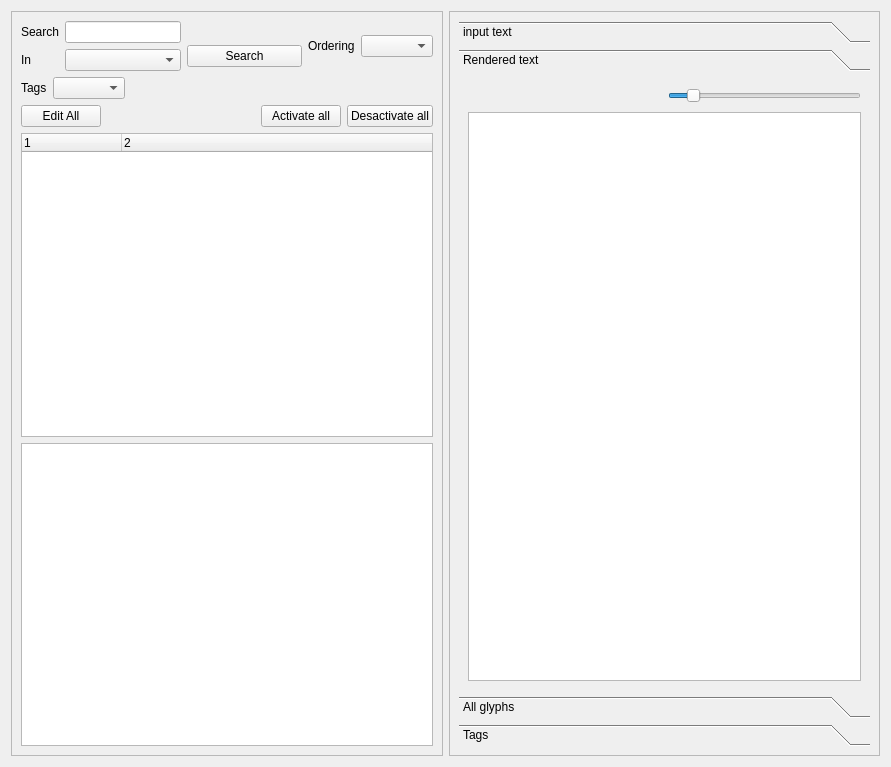
fontmatrix/fontmatrix, file src/mainview.ui: the form before one commit.
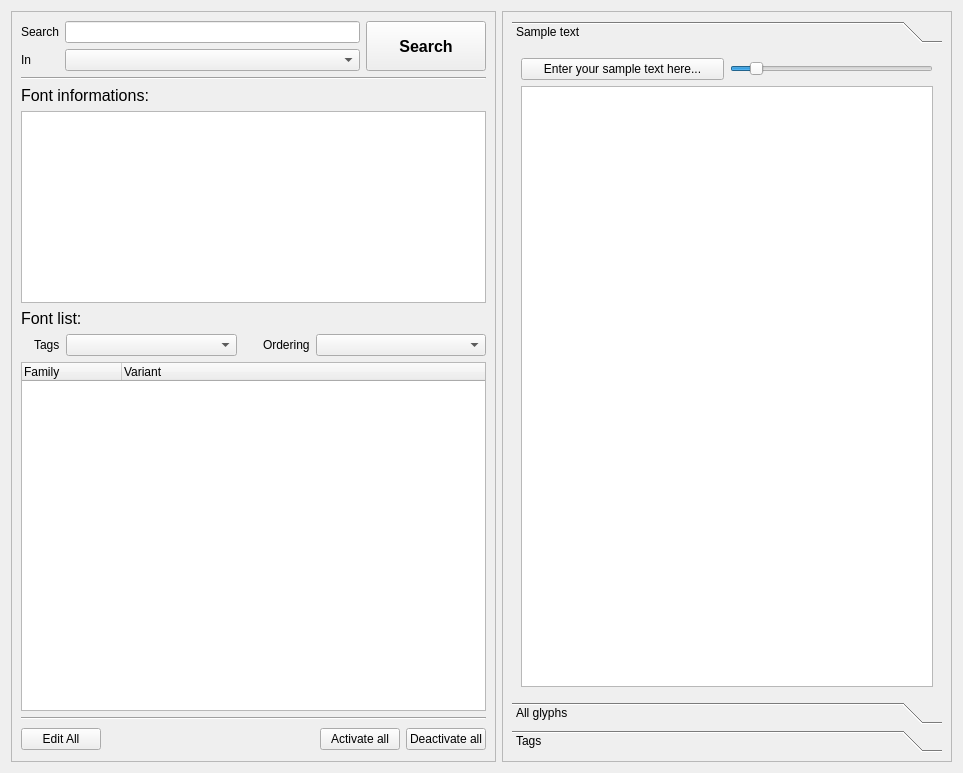
The form after the commit.

Commit message: typotek : ADDED Vladimir Savic UI improvements

```diff
--- a/src/mainview.ui
+++ b/src/mainview.ui
@@ -6,8 +6,8 @@
    <rect>
     <x>0</x>
     <y>0</y>
-    <width>891</width>
-    <height>767</height>
+    <width>963</width>
+    <height>773</height>
    </rect>
   </property>
   <property name="windowTitle" >
@@ -16,21 +16,31 @@
   <layout class="QGridLayout" >
    <item row="0" column="0" >
     <widget class="QFrame" name="manageFrame" >
+     <property name="sizePolicy" >
+      <sizepolicy vsizetype="Expanding" hsizetype="Minimum" >
+       <horstretch>0</horstretch>
+       <verstretch>0</verstretch>
+      </sizepolicy>
+     </property>
+     <property name="minimumSize" >
+      <size>
+       <width>485</width>
+       <height>400</height>
+      </size>
+     </property>
      <property name="frameShape" >
       <enum>QFrame::StyledPanel</enum>
      </property>
      <property name="frameShadow" >
       <enum>QFrame::Raised</enum>
      </property>
+     <layout class="QVBoxLayout" >
+      <item>
      <layout class="QGridLayout" >
       <item row="0" column="0" >
        <layout class="QVBoxLayout" >
         <item>
-         <layout class="QHBoxLayout" >
-          <item>
-           <layout class="QVBoxLayout" >
-            <item>
-             <widget class="QLabel" name="label_2" >
+           <widget class="QLabel" name="search" >
               <property name="text" >
                <string>Search</string>
               </property>
@@ -45,33 +55,46 @@
             </item>
            </layout>
           </item>
-          <item>
+        <item row="0" column="1" >
            <layout class="QVBoxLayout" >
             <item>
              <widget class="QLineEdit" name="searchString" />
             </item>
             <item>
-             <widget class="QComboBox" name="searchField" />
+           <widget class="QComboBox" name="searchField" >
+            <property name="sizePolicy" >
+             <sizepolicy vsizetype="Fixed" hsizetype="Expanding" >
+              <horstretch>0</horstretch>
+              <verstretch>0</verstretch>
+             </sizepolicy>
+            </property>
+           </widget>
             </item>
            </layout>
           </item>
-          <item>
+        <item row="0" column="2" >
            <layout class="QVBoxLayout" >
-            <item>
-             <spacer>
-              <property name="orientation" >
-               <enum>Qt::Horizontal</enum>
-              </property>
-              <property name="sizeHint" >
-               <size>
-                <width>61</width>
-                <height>20</height>
-               </size>
-              </property>
-             </spacer>
-            </item>
             <item>
              <widget class="QPushButton" name="searchButton" >
+            <property name="sizePolicy" >
+             <sizepolicy vsizetype="Preferred" hsizetype="Minimum" >
+              <horstretch>0</horstretch>
+              <verstretch>0</verstretch>
+             </sizepolicy>
+            </property>
+            <property name="minimumSize" >
+             <size>
+              <width>120</width>
+              <height>0</height>
+             </size>
+            </property>
+            <property name="font" >
+             <font>
+              <pointsize>12</pointsize>
+              <weight>75</weight>
+              <bold>true</bold>
+             </font>
+            </property>
               <property name="text" >
                <string>Search</string>
               </property>
@@ -79,49 +102,191 @@
             </item>
            </layout>
           </item>
+       </layout>
+      </item>
           <item>
-           <layout class="QHBoxLayout" >
+       <widget class="Line" name="line" >
+        <property name="sizePolicy" >
+         <sizepolicy vsizetype="Fixed" hsizetype="Preferred" >
+          <horstretch>0</horstretch>
+          <verstretch>0</verstretch>
+         </sizepolicy>
+        </property>
+        <property name="orientation" >
+         <enum>Qt::Horizontal</enum>
+        </property>
+       </widget>
+      </item>
             <item>
-             <widget class="QLabel" name="label" >
+       <widget class="QLabel" name="FontInformations" >
+        <property name="font" >
+         <font>
+          <pointsize>12</pointsize>
+          <weight>50</weight>
+          <bold>false</bold>
+          <kerning>true</kerning>
+         </font>
+        </property>
               <property name="text" >
-               <string>Ordering</string>
+         <string>Font informations:</string>
               </property>
              </widget>
             </item>
             <item>
-             <widget class="QComboBox" name="orderingCombo" />
-            </item>
-           </layout>
-          </item>
-         </layout>
-        </item>
+       <widget class="QTextBrowser" name="fontInfoText" >
+        <property name="sizePolicy" >
+         <sizepolicy vsizetype="Preferred" hsizetype="Preferred" >
+          <horstretch>0</horstretch>
+          <verstretch>0</verstretch>
+         </sizepolicy>
+        </property>
+       </widget>
+      </item>
+      <item>
+       <widget class="QLabel" name="FontList" >
+        <property name="font" >
+         <font>
+          <pointsize>12</pointsize>
+          <weight>50</weight>
+          <bold>false</bold>
+          <kerning>true</kerning>
+         </font>
+        </property>
+        <property name="text" >
+         <string>Font list:</string>
+        </property>
+       </widget>
+      </item>
         <item>
          <layout class="QHBoxLayout" >
           <item>
-           <widget class="QLabel" name="label_4" >
+         <widget class="QLabel" name="OrderBy" >
+          <property name="font" >
+           <font>
+            <pointsize>9</pointsize>
+            <weight>50</weight>
+            <bold>false</bold>
+           </font>
+          </property>
+          <property name="text" >
+           <string/>
+          </property>
+         </widget>
+        </item>
+        <item>
+         <widget class="QLabel" name="Tags" >
             <property name="text" >
              <string>Tags</string>
             </property>
            </widget>
           </item>
           <item>
-           <widget class="QComboBox" name="tagsCombo" />
+         <widget class="QComboBox" name="tagsCombo" >
+          <property name="sizePolicy" >
+           <sizepolicy vsizetype="Fixed" hsizetype="Expanding" >
+            <horstretch>0</horstretch>
+            <verstretch>0</verstretch>
+           </sizepolicy>
+          </property>
+          <property name="contextMenuPolicy" >
+           <enum>Qt::DefaultContextMenu</enum>
+          </property>
+         </widget>
           </item>
           <item>
            <spacer>
             <property name="orientation" >
              <enum>Qt::Horizontal</enum>
             </property>
+          <property name="sizeType" >
+           <enum>QSizePolicy::Preferred</enum>
+          </property>
             <property name="sizeHint" >
              <size>
-              <width>40</width>
+            <width>20</width>
               <height>20</height>
              </size>
             </property>
            </spacer>
           </item>
-         </layout>
-        </item>
+        <item>
+         <widget class="QLabel" name="Ordering" >
+          <property name="text" >
+           <string>Ordering</string>
+          </property>
+         </widget>
+        </item>
+        <item>
+         <widget class="QComboBox" name="orderingCombo" >
+          <property name="sizePolicy" >
+           <sizepolicy vsizetype="Fixed" hsizetype="Expanding" >
+            <horstretch>0</horstretch>
+            <verstretch>0</verstretch>
+           </sizepolicy>
+          </property>
+         </widget>
+        </item>
+       </layout>
+      </item>
+      <item>
+       <widget class="QTreeWidget" name="fontTree" >
+        <property name="sizePolicy" >
+         <sizepolicy vsizetype="Expanding" hsizetype="Preferred" >
+          <horstretch>0</horstretch>
+          <verstretch>0</verstretch>
+         </sizepolicy>
+        </property>
+        <property name="font" >
+         <font>
+          <pointsize>9</pointsize>
+         </font>
+        </property>
+        <property name="cursor" stdset="0" >
+         <cursorShape>PointingHandCursor</cursorShape>
+        </property>
+        <property name="autoFillBackground" >
+         <bool>false</bool>
+        </property>
+        <property name="frameShape" >
+         <enum>QFrame::StyledPanel</enum>
+        </property>
+        <property name="frameShadow" >
+         <enum>QFrame::Sunken</enum>
+        </property>
+        <property name="lineWidth" >
+         <number>1</number>
+        </property>
+        <property name="textElideMode" >
+         <enum>Qt::ElideRight</enum>
+        </property>
+        <property name="columnCount" >
+         <number>2</number>
+        </property>
+        <column>
+         <property name="text" >
+          <string>Family</string>
+         </property>
+        </column>
+        <column>
+         <property name="text" >
+          <string>Variant</string>
+         </property>
+        </column>
+       </widget>
+      </item>
+      <item>
+       <widget class="Line" name="line_2" >
+        <property name="sizePolicy" >
+         <sizepolicy vsizetype="Fixed" hsizetype="Preferred" >
+          <horstretch>0</horstretch>
+          <verstretch>0</verstretch>
+         </sizepolicy>
+        </property>
+        <property name="orientation" >
+         <enum>Qt::Horizontal</enum>
+        </property>
+       </widget>
+      </item>
         <item>
          <layout class="QHBoxLayout" >
           <item>
@@ -138,8 +303,8 @@
             </property>
             <property name="sizeHint" >
              <size>
-              <width>40</width>
-              <height>20</height>
+            <width>186</width>
+            <height>26</height>
              </size>
             </property>
            </spacer>
@@ -154,32 +319,13 @@
           <item>
            <widget class="QPushButton" name="desactivateAllButton" >
             <property name="text" >
-             <string>Desactivate all</string>
-            </property>
-           </widget>
-          </item>
-         </layout>
-        </item>
-        <item>
-         <widget class="QTreeWidget" name="fontTree" >
-          <property name="columnCount" >
-           <number>2</number>
+           <string>Deactivate all</string>
+          </property>
+          <property name="autoExclusive" >
+           <bool>false</bool>
           </property>
-          <column>
-           <property name="text" >
-            <string>1</string>
-           </property>
-          </column>
-          <column>
-           <property name="text" >
-            <string>2</string>
-           </property>
-          </column>
          </widget>
         </item>
-        <item>
-         <widget class="QTextBrowser" name="fontInfoText" />
-        </item>
        </layout>
       </item>
      </layout>
@@ -187,6 +333,18 @@
    </item>
    <item row="0" column="1" >
     <widget class="QFrame" name="viewFrame" >
+     <property name="sizePolicy" >
+      <sizepolicy vsizetype="Expanding" hsizetype="Expanding" >
+       <horstretch>0</horstretch>
+       <verstretch>0</verstretch>
+      </sizepolicy>
+     </property>
+     <property name="minimumSize" >
+      <size>
+       <width>350</width>
+       <height>500</height>
+      </size>
+     </property>
      <property name="frameShape" >
       <enum>QFrame::StyledPanel</enum>
      </property>
@@ -199,52 +357,27 @@
         <property name="currentIndex" >
          <number>1</number>
         </property>
-        <widget class="QWidget" name="pageText" >
-         <property name="geometry" >
-          <rect>
-           <x>0</x>
-           <y>0</y>
-           <width>112</width>
-           <height>112</height>
-          </rect>
-         </property>
-         <attribute name="label" >
-          <string>input text</string>
-         </attribute>
-         <layout class="QGridLayout" >
-          <item row="0" column="0" >
-           <widget class="QTextEdit" name="textEdit" />
-          </item>
-         </layout>
-        </widget>
         <widget class="QWidget" name="pageRender" >
          <property name="geometry" >
           <rect>
            <x>0</x>
            <y>0</y>
-           <width>407</width>
-           <height>603</height>
+           <width>432</width>
+           <height>640</height>
           </rect>
          </property>
          <attribute name="label" >
-          <string>Rendered text</string>
+          <string>Sample text</string>
          </attribute>
          <layout class="QGridLayout" >
-          <item row="0" column="0" >
-           <spacer>
-            <property name="orientation" >
-             <enum>Qt::Horizontal</enum>
-            </property>
-            <property name="sizeHint" >
-             <size>
-              <width>161</width>
-              <height>20</height>
-             </size>
-            </property>
-           </spacer>
-          </item>
           <item row="0" column="1" >
            <widget class="QSlider" name="renderZoom" >
+            <property name="sizePolicy" >
+             <sizepolicy vsizetype="Fixed" hsizetype="Preferred" >
+              <horstretch>0</horstretch>
+              <verstretch>0</verstretch>
+             </sizepolicy>
+            </property>
             <property name="maximum" >
              <number>1000</number>
             </property>
@@ -262,6 +395,13 @@
           <item row="1" column="0" colspan="2" >
            <widget class="QGraphicsView" name="loremView" />
           </item>
+          <item row="0" column="0" >
+           <widget class="QPushButton" name="textButton" >
+            <property name="text" >
+             <string>Enter your sample text here...</string>
+            </property>
+           </widget>
+          </item>
          </layout>
         </widget>
         <widget class="QWidget" name="page" >
```
Left out of the diff: 31 changed lines with no effect on the pictures. Lines whose indentation alone changed are shown as unchanged. The commit also changes 3 other files.
